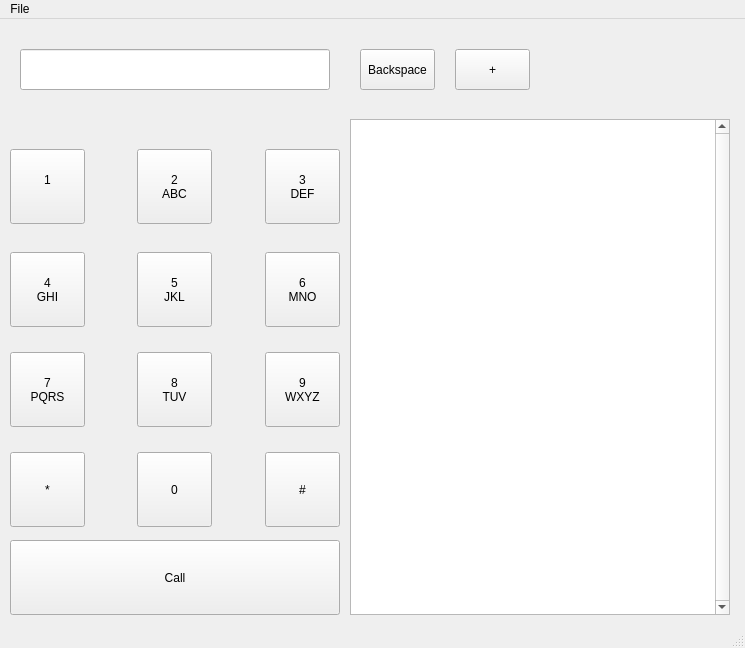
whitea17/phoneApp, file mainwindow.ui: the form before one commit.
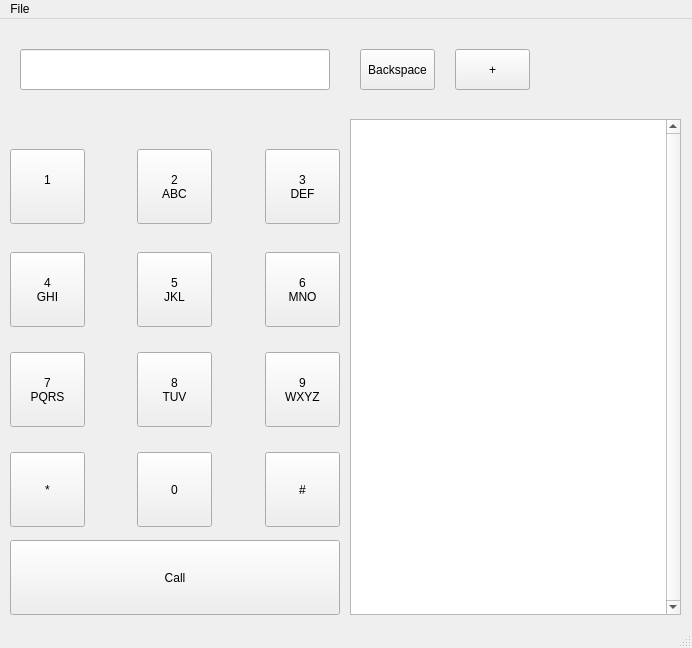
The form after the commit.

Commit message:
Updated UI to remove row and colunm id(s)
The Address book view had these unneeded numbered id(s). I
rewatched my professors instructional video and I missed this
step.

Patch:
```diff
--- a/mainwindow.ui
+++ b/mainwindow.ui
@@ -6,7 +6,7 @@
    <rect>
     <x>0</x>
     <y>0</y>
-    <width>745</width>
+    <width>692</width>
     <height>648</height>
    </rect>
   </property>
@@ -19,7 +19,7 @@
      <rect>
       <x>350</x>
       <y>100</y>
-      <width>380</width>
+      <width>331</width>
       <height>496</height>
      </rect>
     </property>
@@ -32,6 +32,15 @@
     <property name="autoScroll">
      <bool>false</bool>
     </property>
+    <attribute name="horizontalHeaderVisible">
+     <bool>false</bool>
+    </attribute>
+    <attribute name="horizontalHeaderHighlightSections">
+     <bool>false</bool>
+    </attribute>
+    <attribute name="verticalHeaderVisible">
+     <bool>false</bool>
+    </attribute>
    </widget>
    <widget class="QPushButton" name="db1">
     <property name="geometry">
@@ -253,7 +262,7 @@
     <rect>
      <x>0</x>
      <y>0</y>
-     <width>745</width>
+     <width>692</width>
      <height>22</height>
     </rect>
    </property>
```
The commit also changes 1 other file.
